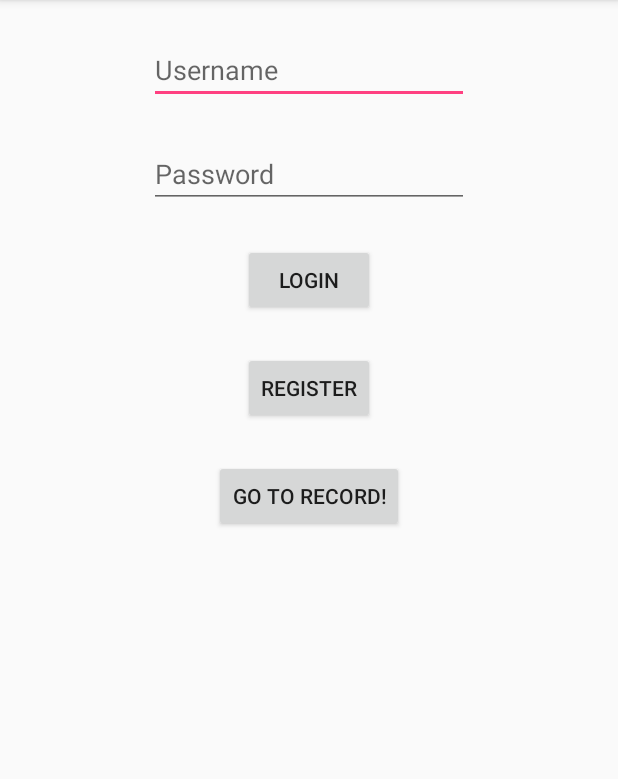
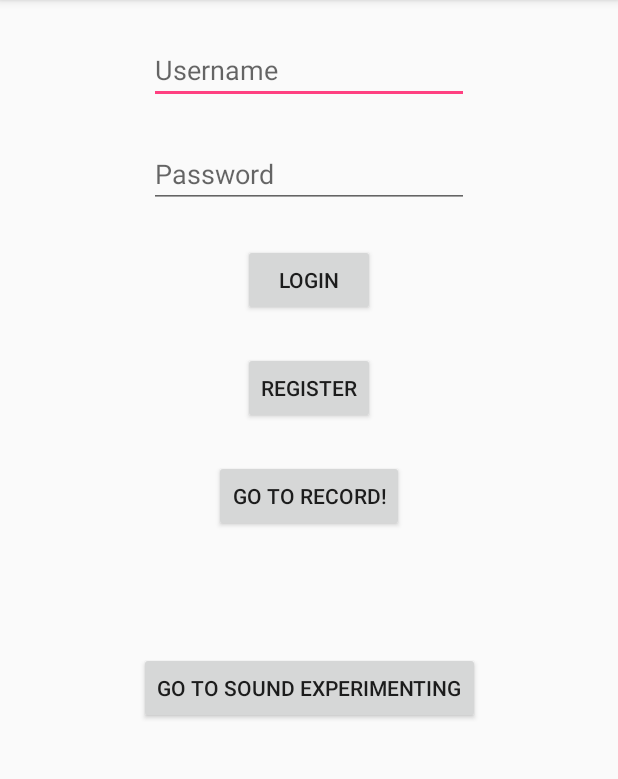
Before and after one commit to cstewart82/project200, an Android app: the screen it shows after launch (LogInActivity), on a phone screen of 412 x 824 dp, the part 84-863 px from its top. Run offline under Robolectric (Android 15) with nearby library versions, the phone set to English and light mode, and no system bars.

Commit message:
Fixed issue with stop recording button not working after first recording.
Added new SoundExperiment page on app

Updated login page to include link to SoundExperiment page

```diff
--- a/app/src/main/AndroidManifest.xml
+++ b/app/src/main/AndroidManifest.xml
@@ -22,7 +22,8 @@
         </activity>
         <activity android:name=".Register" />
         <activity android:name=".Record" />
-        <activity android:name=".UserLanding"></activity>
+        <activity android:name=".UserLanding" />
+        <activity android:name=".SoundExperiment"></activity>
     </application>
 
 </manifest>
--- a/app/src/main/java/com/example/a40126571/project200/LogInActivity.java
+++ b/app/src/main/java/com/example/a40126571/project200/LogInActivity.java
@@ -45,6 +45,12 @@ public class LogInActivity extends AppCompatActivity {
         startActivity(new Intent(this, Record.class));
     }
 
+    // This method happens upon the user pressing the "Go To Sound Experimenting" button on the activity_log_in.xml page.
+    public void OpenSound(View view) {
+        // This triggers the activity_sound_experiment.xml page.
+        startActivity(new Intent(this, SoundExperiment.class));
+    }
+
     // This method validates the information entered by the user, and if the login credentials match those on a database, it directs the user to the "user landing" page.
     // WORK IN PROGRESS. MIGHT BE BETTER PLACES IN BACKGROUND WORKER CLASS.
     private void validate(String userName, String passWord){
--- a/app/src/main/java/com/example/a40126571/project200/Record.java
+++ b/app/src/main/java/com/example/a40126571/project200/Record.java
@@ -72,6 +72,9 @@ public class Record extends AppCompatActivity {
 
                         btnPlay.setEnabled(false);
                         btnStop.setEnabled(false);
+
+                        //Including the below to attempt to solve the issue of "stop recording" button not being enabled on second record.
+                        btnStopRecord.setEnabled(true);
 
                         Toast.makeText(Record.this, "Recording...", Toast.LENGTH_SHORT).show();
 
--- a/app/src/main/res/layout/activity_log_in.xml
+++ b/app/src/main/res/layout/activity_log_in.xml
@@ -86,4 +86,22 @@
         app:layout_constraintStart_toStartOf="parent"
         app:layout_constraintTop_toBottomOf="@+id/button" />
 
+    <Button
+        android:id="@+id/btnSound"
+        android:layout_width="wrap_content"
+        android:layout_height="wrap_content"
+        android:layout_marginBottom="8dp"
+        android:layout_marginEnd="8dp"
+        android:layout_marginLeft="8dp"
+        android:layout_marginRight="8dp"
+        android:layout_marginStart="8dp"
+        android:layout_marginTop="8dp"
+        android:text="Go to Sound Experimenting"
+        app:layout_constraintBottom_toBottomOf="parent"
+        app:layout_constraintEnd_toEndOf="parent"
+        app:layout_constraintStart_toStartOf="parent"
+        app:layout_constraintTop_toBottomOf="@+id/button2"
+        app:layout_constraintVertical_bias="0.206"
+        android:onClick="OpenSound"/>
+
 </android.support.constraint.ConstraintLayout>
```
Also changed, not shown: app/src/main/res/layout/activity_record.xml (+4 -4 lines).
